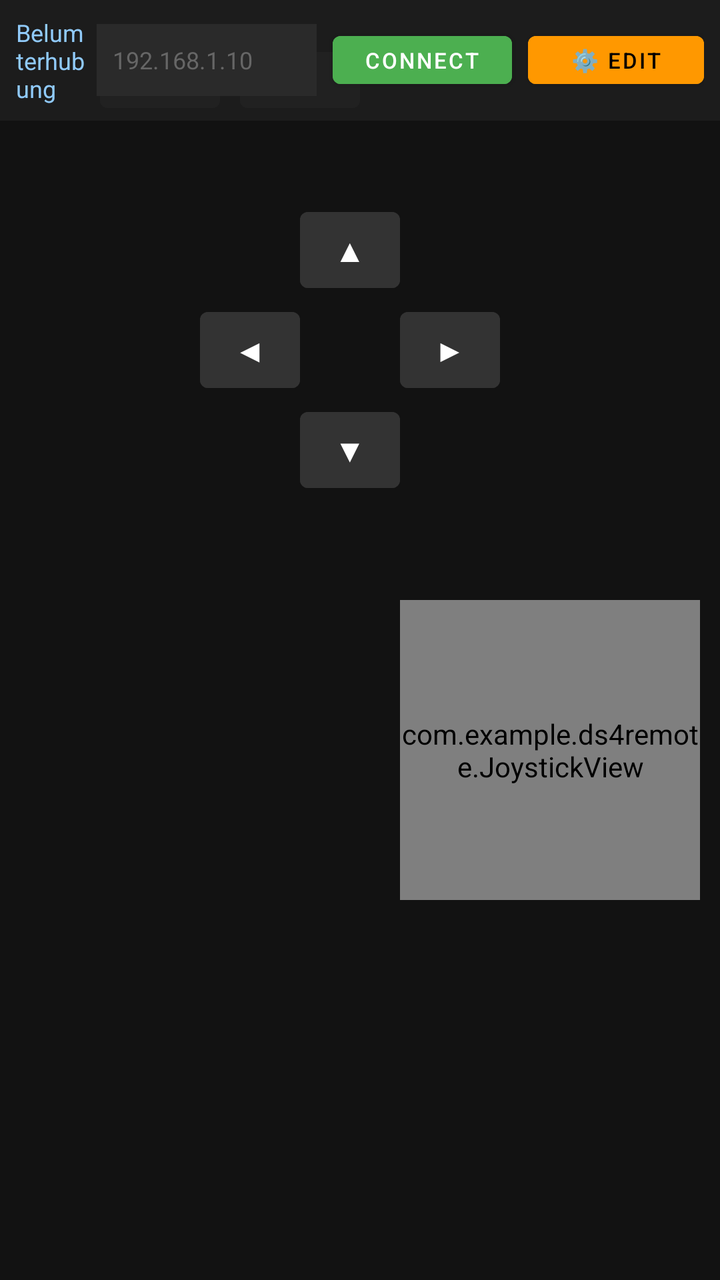
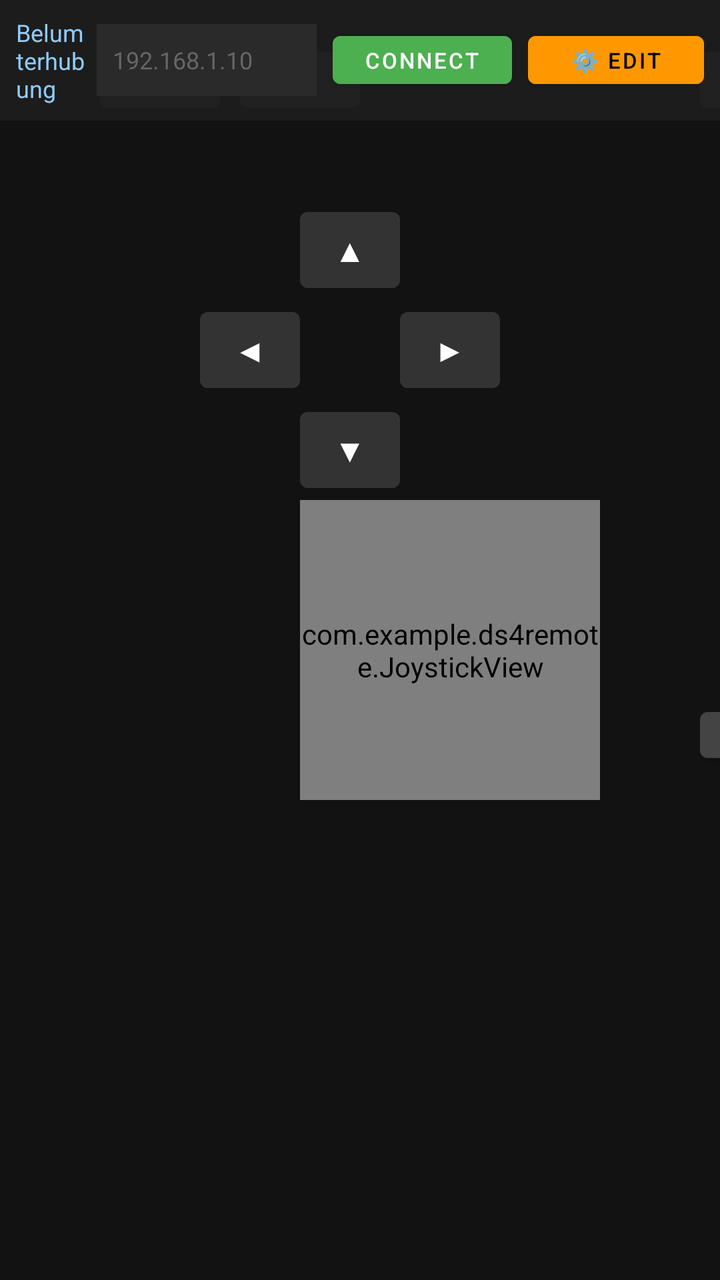

Screens rendered from an Android XML layout before and after an edit, with the pre-edit source and the edit as a unified diff.
<!-- AndroidManifest.xml: application theme Theme.MaterialComponents.DayNight.NoActionBar -->
<!-- res/layout/activity_main.xml -->
<?xml version="1.0" encoding="utf-8"?>
<RelativeLayout xmlns:android="http://schemas.android.com/apk/res/android"
    android:layout_width="match_parent"
    android:layout_height="match_parent"
    android:background="#121212">

    <FrameLayout
        android:id="@+id/gamepadArea"
        android:layout_width="match_parent"
        android:layout_height="match_parent">

        
        <Button android:id="@+id/dpadUp" android:text="▲"
            android:layout_width="50dp" android:layout_height="50dp" android:padding="0dp" android:textSize="16sp"
            android:backgroundTint="#333333" android:textColor="#FFFFFF" android:layout_marginLeft="150dp" android:layout_marginTop="100dp"/>
        <Button android:id="@+id/dpadDown" android:text="▼"
            android:layout_width="50dp" android:layout_height="50dp" android:padding="0dp" android:textSize="16sp"
            android:backgroundTint="#333333" android:textColor="#FFFFFF" android:layout_marginLeft="150dp" android:layout_marginTop="200dp"/>
        <Button android:id="@+id/dpadLeft" android:text="◀"
            android:layout_width="50dp" android:layout_height="50dp" android:padding="0dp" android:textSize="16sp"
            android:backgroundTint="#333333" android:textColor="#FFFFFF" android:layout_marginLeft="100dp" android:layout_marginTop="150dp"/>
        <Button android:id="@+id/dpadRight" android:text="▶"
            android:layout_width="50dp" android:layout_height="50dp" android:padding="0dp" android:textSize="16sp"
            android:backgroundTint="#333333" android:textColor="#FFFFFF" android:layout_marginLeft="200dp" android:layout_marginTop="150dp"/>

        
        <Button android:id="@+id/btnY" android:text="Y"
            android:layout_width="55dp" android:layout_height="55dp" android:padding="0dp" android:textSize="16sp" android:textStyle="bold"
            android:backgroundTint="#FFC107" android:textColor="#000000" android:layout_marginLeft="900dp" android:layout_marginTop="80dp"/>
        <Button android:id="@+id/btnB" android:text="B"
            android:layout_width="55dp" android:layout_height="55dp" android:padding="0dp" android:textSize="16sp" android:textStyle="bold"
            android:backgroundTint="#F44336" android:textColor="#FFFFFF" android:layout_marginLeft="960dp" android:layout_marginTop="140dp"/>
        <Button android:id="@+id/btnA" android:text="A"
            android:layout_width="55dp" android:layout_height="55dp" android:padding="0dp" android:textSize="16sp" android:textStyle="bold"
            android:backgroundTint="#4CAF50" android:textColor="#FFFFFF" android:layout_marginLeft="900dp" android:layout_marginTop="200dp"/>
        <Button android:id="@+id/btnX" android:text="X"
            android:layout_width="55dp" android:layout_height="55dp" android:padding="0dp" android:textSize="16sp" android:textStyle="bold"
            android:backgroundTint="#2196F3" android:textColor="#FFFFFF" android:layout_marginLeft="840dp" android:layout_marginTop="140dp"/>

        
        <Button android:id="@+id/btnL1" android:text="L1"
            android:layout_width="60dp" android:layout_height="40dp" android:padding="0dp"
            android:backgroundTint="#333333" android:textColor="#CCCCCC" android:layout_marginLeft="50dp" android:layout_marginTop="20dp"/>
        <Button android:id="@+id/btnL2" android:text="L2"
            android:layout_width="60dp" android:layout_height="40dp" android:padding="0dp"
            android:backgroundTint="#333333" android:textColor="#CCCCCC" android:layout_marginLeft="120dp" android:layout_marginTop="20dp"/>
        <Button android:id="@+id/btnR1" android:text="R1"
            android:layout_width="60dp" android:layout_height="40dp" android:padding="0dp"
            android:backgroundTint="#333333" android:textColor="#CCCCCC" android:layout_marginLeft="1000dp" android:layout_marginTop="20dp"/>
        <Button android:id="@+id/btnR2" android:text="R2"
            android:layout_width="60dp" android:layout_height="40dp" android:padding="0dp"
            android:backgroundTint="#333333" android:textColor="#CCCCCC" android:layout_marginLeft="930dp" android:layout_marginTop="20dp"/>

        
        <Button android:id="@+id/btnShare" android:text="Share"
            android:layout_width="60dp" android:layout_height="40dp" android:padding="0dp" android:textSize="10sp"
            android:backgroundTint="#333333" android:textColor="#CCCCCC" android:layout_marginLeft="450dp" android:layout_marginTop="20dp"/>
        <Button android:id="@+id/btnPS" android:text="PS"
            android:layout_width="50dp" android:layout_height="40dp" android:padding="0dp"
            android:backgroundTint="#4A148C" android:textColor="#FFFFFF" android:layout_marginLeft="530dp" android:layout_marginTop="20dp"/>
        <Button android:id="@+id/btnOptions" android:text="Options"
            android:layout_width="70dp" android:layout_height="40dp" android:padding="0dp" android:textSize="10sp"
            android:backgroundTint="#333333" android:textColor="#CCCCCC" android:layout_marginLeft="590dp" android:layout_marginTop="20dp"/>

        
        <com.example.ds4remote.JoystickView
            android:id="@+id/leftStick"
            android:layout_width="150dp" android:layout_height="150dp"
            android:layout_marginLeft="200dp" android:layout_marginTop="300dp"/>

        <com.example.ds4remote.JoystickView
            android:id="@+id/rightStick"
            android:layout_width="150dp" android:layout_height="150dp"
            android:layout_marginLeft="800dp" android:layout_marginTop="300dp"/>

        
        <Button android:id="@+id/btnL3" android:text="L3"
            android:layout_width="50dp" android:layout_height="35dp" android:padding="0dp" android:textSize="10sp"
            android:backgroundTint="#444444" android:textColor="#FFFFFF" android:layout_marginLeft="450dp" android:layout_marginTop="380dp"/>
        <Button android:id="@+id/btnTouchpad" android:text="Touchpad"
            android:layout_width="100dp" android:layout_height="35dp" android:padding="0dp" android:textSize="10sp"
            android:backgroundTint="#444444" android:textColor="#FFFFFF" android:layout_marginLeft="510dp" android:layout_marginTop="380dp"/>
        <Button android:id="@+id/btnR3" android:text="R3"
            android:layout_width="50dp" android:layout_height="35dp" android:padding="0dp" android:textSize="10sp"
            android:backgroundTint="#444444" android:textColor="#FFFFFF" android:layout_marginLeft="620dp" android:layout_marginTop="380dp"/>
    </FrameLayout>

    
    <LinearLayout
        android:id="@+id/topBar"
        android:layout_width="match_parent"
        android:layout_height="wrap_content"
        android:orientation="horizontal"
        android:padding="8dp"
        android:background="#DD1E1E1E"
        android:gravity="center_vertical"
        android:layout_alignParentTop="true">

        <TextView android:id="@+id/status" android:layout_width="0dp" android:layout_height="wrap_content"
            android:layout_weight="1" android:textColor="#90CAF9" android:textSize="12sp" android:text="Belum terhubung"/>

        <EditText android:id="@+id/ipInput" android:layout_width="110dp" android:layout_height="36dp"
            android:hint="192.168.1.10" android:textColorHint="#666666" android:textColor="#FFFFFF"
            android:textSize="12sp" android:inputType="text" android:background="#2A2A2A" android:padding="8dp"/>

        <Button android:id="@+id/connectBtn" android:layout_width="wrap_content" android:layout_height="36dp"
            android:text="Connect" android:textSize="11sp" android:layout_marginStart="8dp"
            android:backgroundTint="#4CAF50" android:textColor="#FFFFFF"/>

        <Button android:id="@+id/editLayoutBtn" android:layout_width="wrap_content" android:layout_height="36dp"
            android:text="⚙️ Edit" android:textSize="11sp" android:layout_marginStart="8dp"
            android:backgroundTint="#FF9800" android:textColor="#000000"/>
            
        <Button android:id="@+id/resetLayoutBtn" android:layout_width="wrap_content" android:layout_height="36dp"
            android:text="🔄 Reset" android:textSize="11sp" android:layout_marginStart="8dp"
            android:backgroundTint="#F44336" android:textColor="#FFFFFF" android:visibility="gone"/>

        <Button android:id="@+id/exportLayoutBtn" android:layout_width="wrap_content" android:layout_height="36dp"
            android:text="📤 Export" android:textSize="11sp" android:layout_marginStart="8dp"
            android:backgroundTint="#2196F3" android:textColor="#FFFFFF" android:visibility="gone"/>

        <Button android:id="@+id/importLayoutBtn" android:layout_width="wrap_content" android:layout_height="36dp"
            android:text="📥 Import" android:textSize="11sp" android:layout_marginStart="8dp"
            android:backgroundTint="#9C27B0" android:textColor="#FFFFFF" android:visibility="gone"/>
    </LinearLayout>

</RelativeLayout>
<!-- resources referenced by this layout -->
<resources>

</resources>

<!-- the commit's change to res/layout/activity_main.xml (unified diff, before → after) -->
@@ -26,16 +26,16 @@
         
         <Button android:id="@+id/btnY" android:text="Y"
             android:layout_width="55dp" android:layout_height="55dp" android:padding="0dp" android:textSize="16sp" android:textStyle="bold"
-            android:backgroundTint="#FFC107" android:textColor="#000000" android:layout_marginLeft="900dp" android:layout_marginTop="80dp"/>
+            android:backgroundTint="#FFC107" android:textColor="#000000" android:layout_marginLeft="700dp" android:layout_marginTop="80dp"/>
         <Button android:id="@+id/btnB" android:text="B"
             android:layout_width="55dp" android:layout_height="55dp" android:padding="0dp" android:textSize="16sp" android:textStyle="bold"
-            android:backgroundTint="#F44336" android:textColor="#FFFFFF" android:layout_marginLeft="960dp" android:layout_marginTop="140dp"/>
+            android:backgroundTint="#F44336" android:textColor="#FFFFFF" android:layout_marginLeft="760dp" android:layout_marginTop="140dp"/>
         <Button android:id="@+id/btnA" android:text="A"
             android:layout_width="55dp" android:layout_height="55dp" android:padding="0dp" android:textSize="16sp" android:textStyle="bold"
-            android:backgroundTint="#4CAF50" android:textColor="#FFFFFF" android:layout_marginLeft="900dp" android:layout_marginTop="200dp"/>
+            android:backgroundTint="#4CAF50" android:textColor="#FFFFFF" android:layout_marginLeft="700dp" android:layout_marginTop="200dp"/>
         <Button android:id="@+id/btnX" android:text="X"
             android:layout_width="55dp" android:layout_height="55dp" android:padding="0dp" android:textSize="16sp" android:textStyle="bold"
-            android:backgroundTint="#2196F3" android:textColor="#FFFFFF" android:layout_marginLeft="840dp" android:layout_marginTop="140dp"/>
+            android:backgroundTint="#2196F3" android:textColor="#FFFFFF" android:layout_marginLeft="640dp" android:layout_marginTop="140dp"/>
 
         
         <Button android:id="@+id/btnL1" android:text="L1"
@@ -46,43 +46,43 @@
             android:backgroundTint="#333333" android:textColor="#CCCCCC" android:layout_marginLeft="120dp" android:layout_marginTop="20dp"/>
         <Button android:id="@+id/btnR1" android:text="R1"
             android:layout_width="60dp" android:layout_height="40dp" android:padding="0dp"
-            android:backgroundTint="#333333" android:textColor="#CCCCCC" android:layout_marginLeft="1000dp" android:layout_marginTop="20dp"/>
+            android:backgroundTint="#333333" android:textColor="#CCCCCC" android:layout_marginLeft="800dp" android:layout_marginTop="20dp"/>
         <Button android:id="@+id/btnR2" android:text="R2"
             android:layout_width="60dp" android:layout_height="40dp" android:padding="0dp"
-            android:backgroundTint="#333333" android:textColor="#CCCCCC" android:layout_marginLeft="930dp" android:layout_marginTop="20dp"/>
+            android:backgroundTint="#333333" android:textColor="#CCCCCC" android:layout_marginLeft="730dp" android:layout_marginTop="20dp"/>
 
         
         <Button android:id="@+id/btnShare" android:text="Share"
             android:layout_width="60dp" android:layout_height="40dp" android:padding="0dp" android:textSize="10sp"
-            android:backgroundTint="#333333" android:textColor="#CCCCCC" android:layout_marginLeft="450dp" android:layout_marginTop="20dp"/>
+            android:backgroundTint="#333333" android:textColor="#CCCCCC" android:layout_marginLeft="350dp" android:layout_marginTop="20dp"/>
         <Button android:id="@+id/btnPS" android:text="PS"
             android:layout_width="50dp" android:layout_height="40dp" android:padding="0dp"
-            android:backgroundTint="#4A148C" android:textColor="#FFFFFF" android:layout_marginLeft="530dp" android:layout_marginTop="20dp"/>
+            android:backgroundTint="#4A148C" android:textColor="#FFFFFF" android:layout_marginLeft="430dp" android:layout_marginTop="20dp"/>
         <Button android:id="@+id/btnOptions" android:text="Options"
             android:layout_width="70dp" android:layout_height="40dp" android:padding="0dp" android:textSize="10sp"
-            android:backgroundTint="#333333" android:textColor="#CCCCCC" android:layout_marginLeft="590dp" android:layout_marginTop="20dp"/>
+            android:backgroundTint="#333333" android:textColor="#CCCCCC" android:layout_marginLeft="490dp" android:layout_marginTop="20dp"/>
 
         
         <com.example.ds4remote.JoystickView
             android:id="@+id/leftStick"
             android:layout_width="150dp" android:layout_height="150dp"
-            android:layout_marginLeft="200dp" android:layout_marginTop="300dp"/>
+            android:layout_marginLeft="150dp" android:layout_marginTop="250dp"/>
 
         <com.example.ds4remote.JoystickView
             android:id="@+id/rightStick"
             android:layout_width="150dp" android:layout_height="150dp"
-            android:layout_marginLeft="800dp" android:layout_marginTop="300dp"/>
+            android:layout_marginLeft="600dp" android:layout_marginTop="250dp"/>
 
         
         <Button android:id="@+id/btnL3" android:text="L3"
             android:layout_width="50dp" android:layout_height="35dp" android:padding="0dp" android:textSize="10sp"
-            android:backgroundTint="#444444" android:textColor="#FFFFFF" android:layout_marginLeft="450dp" android:layout_marginTop="380dp"/>
+            android:backgroundTint="#444444" android:textColor="#FFFFFF" android:layout_marginLeft="350dp" android:layout_marginTop="350dp"/>
         <Button android:id="@+id/btnTouchpad" android:text="Touchpad"
             android:layout_width="100dp" android:layout_height="35dp" android:padding="0dp" android:textSize="10sp"
-            android:backgroundTint="#444444" android:textColor="#FFFFFF" android:layout_marginLeft="510dp" android:layout_marginTop="380dp"/>
+            android:backgroundTint="#444444" android:textColor="#FFFFFF" android:layout_marginLeft="410dp" android:layout_marginTop="350dp"/>
         <Button android:id="@+id/btnR3" android:text="R3"
             android:layout_width="50dp" android:layout_height="35dp" android:padding="0dp" android:textSize="10sp"
-            android:backgroundTint="#444444" android:textColor="#FFFFFF" android:layout_marginLeft="620dp" android:layout_marginTop="380dp"/>
+            android:backgroundTint="#444444" android:textColor="#FFFFFF" android:layout_marginLeft="520dp" android:layout_marginTop="350dp"/>
     </FrameLayout>
 
     
